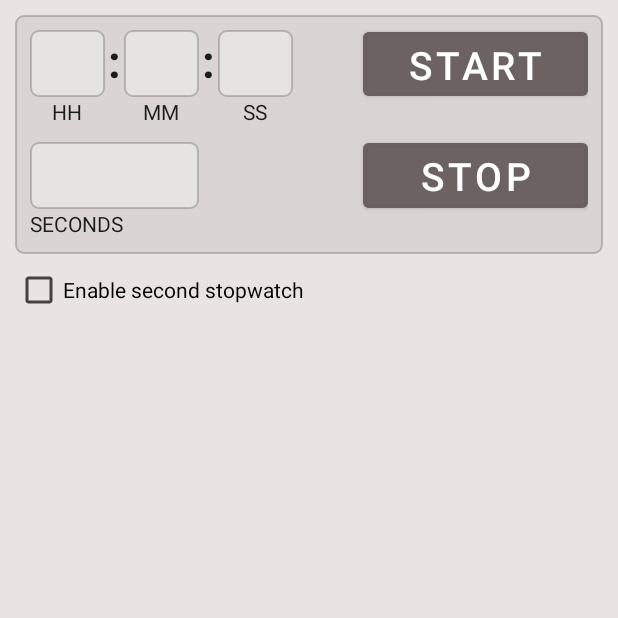
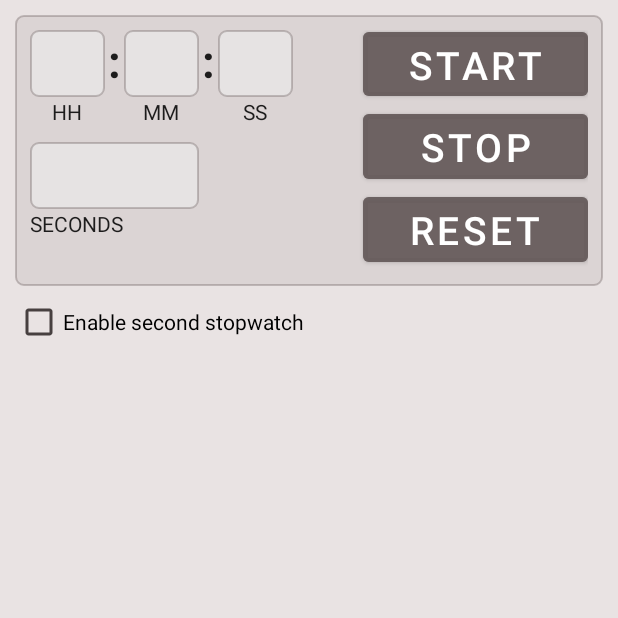
Before and after one commit to lekoal/GeekBrainsStopwatch, an Android app: the screen it shows after launch (MainActivity), on a phone screen of 412 x 824 dp, the top half of it. Run offline under Robolectric (Android 15) with nearby library versions, the phone set to English and light mode, and no system bars.

Commit message:
Added reset button, viewModel, Koin di, Application class

```diff
--- a/app/src/main/AndroidManifest.xml
+++ b/app/src/main/AndroidManifest.xml
@@ -4,6 +4,7 @@
     package="com.example.geekbrainsstopwatch">
 
     <application
+        android:name=".App"
         android:allowBackup="true"
         android:dataExtractionRules="@xml/data_extraction_rules"
         android:fullBackupContent="@xml/backup_rules"
@@ -14,7 +15,7 @@
         android:theme="@style/Theme.GeekBrainsStopwatch"
         tools:targetApi="31">
         <activity
-            android:name=".MainActivity"
+            android:name=".view.MainActivity"
             android:exported="true">
             <intent-filter>
                 <action android:name="android.intent.action.MAIN" />
--- /dev/null
+++ b/app/src/main/java/com/example/geekbrainsstopwatch/App.kt
@@ -0,0 +1,25 @@
+package com.example.geekbrainsstopwatch
+
+import android.app.Application
+import android.content.Context
+import androidx.fragment.app.Fragment
+import com.example.geekbrainsstopwatch.di.koinDataSourceModule
+import org.koin.android.ext.koin.androidContext
+import org.koin.core.context.startKoin
+
+class App : Application() {
+    override fun onCreate() {
+        super.onCreate()
+
+        startKoin {
+            androidContext(this@App)
+            modules(koinDataSourceModule)
+        }
+    }
+}
+
+val Context.app: App
+    get() = applicationContext as App
+
+val Fragment.app: App
+    get() = requireActivity().app
--- /dev/null
+++ b/app/src/main/java/com/example/geekbrainsstopwatch/di/KoinDataSourceModule.kt
@@ -0,0 +1,12 @@
+package com.example.geekbrainsstopwatch.di
+
+import com.example.geekbrainsstopwatch.view.MainViewModel
+import org.koin.androidx.viewmodel.dsl.viewModel
+import org.koin.core.qualifier.named
+import org.koin.dsl.module
+
+val koinDataSourceModule = module {
+    viewModel(named("main_view_model")) {
+        MainViewModel()
+    }
+}
--- a/app/src/main/java/com/example/geekbrainsstopwatch/MainActivity.kt
+++ b/app/src/main/java/com/example/geekbrainsstopwatch/view/MainActivity.kt
@@ -1,4 +1,4 @@
-package com.example.geekbrainsstopwatch
+package com.example.geekbrainsstopwatch.view
 
 import androidx.appcompat.app.AppCompatActivity
 import android.os.Bundle
--- a/app/src/main/java/com/example/geekbrainsstopwatch/MainScreenFragment.kt
+++ b/app/src/main/java/com/example/geekbrainsstopwatch/view/MainScreenFragment.kt
@@ -1,4 +1,4 @@
-package com.example.geekbrainsstopwatch
+package com.example.geekbrainsstopwatch.view
 
 import android.os.Bundle
 import android.view.LayoutInflater
@@ -7,10 +7,14 @@ import android.view.ViewGroup
 import android.widget.CheckBox
 import androidx.fragment.app.Fragment
 import com.example.geekbrainsstopwatch.databinding.FragmentMainScreenBinding
+import org.koin.androidx.viewmodel.ext.android.viewModel
+import org.koin.core.qualifier.named
 
-class MainScreenFragment : Fragment() {
+class MainScreenFragment : Fragment(), StopwatchMainContract.MainScreenView {
     private var _binding: FragmentMainScreenBinding? = null
     private val binding get() = _binding!!
+
+    private val viewModel: MainViewModel by viewModel(named("main_view_model"))
 
     override fun onCreateView(
         inflater: LayoutInflater,
@@ -30,6 +34,15 @@ class MainScreenFragment : Fragment() {
 
         checkBoxIsChecked(binding.stopwatchTwoEnableCheckbox)
         checkBoxIsChecked(binding.stopwatchThreeEnableCheckbox)
+
+        binding.stopwatchOneStartButton.setOnClickListener {
+            viewModel.runCount(it.id)
+            setTimeDigits(it.id)
+        }
+
+        binding.stopwatchOneStopButton.setOnClickListener {
+            stopCounting(it.id)
+        }
     }
 
     private fun checkBoxIsChecked(checkBox: CheckBox) {
@@ -58,4 +71,22 @@ class MainScreenFragment : Fragment() {
             }
         }
     }
+
+    override fun setTimeDigits(viewId: Int) {
+        when (viewId) {
+            binding.stopwatchOneStartButton.id -> {
+                viewModel.firstStopwatchDigits.observe(viewLifecycleOwner) {
+                    binding.stopwatchOneSecondsCounterTextview.text = it.toString()
+                }
+            }
+        }
+    }
+
+    override fun stopCounting(viewId: Int) {
+        when(viewId) {
+            binding.stopwatchOneStopButton.id -> {
+                viewModel.stopCount(viewId)
+            }
+        }
+    }
 }
--- a/app/src/main/res/layout/activity_main.xml
+++ b/app/src/main/res/layout/activity_main.xml
@@ -4,4 +4,4 @@
     android:id="@+id/activity_main_container"
     android:layout_width="match_parent"
     android:layout_height="match_parent"
-    tools:context=".MainActivity" />
+    tools:context=".view.MainActivity" />
--- a/app/src/main/res/layout/fragment_main_screen.xml
+++ b/app/src/main/res/layout/fragment_main_screen.xml
@@ -8,7 +8,7 @@
     android:background="@color/background_color"
     android:orientation="vertical"
     android:padding="@dimen/main_screen_layout_padding"
-    tools:context=".MainScreenFragment">
+    tools:context=".view.MainScreenFragment">
 
     <androidx.constraintlayout.widget.ConstraintLayout
         android:id="@+id/stopwatch_one_layout"
@@ -100,17 +100,21 @@
             android:text="@string/start_button_text"
             app:layout_constraintBottom_toBottomOf="@id/stopwatch_one_seconds_textview"
             app:layout_constraintEnd_toEndOf="parent"
-            app:layout_constraintTop_toTopOf="@id/stopwatch_one_seconds_textview"
-            tools:text="start" />
+            app:layout_constraintTop_toTopOf="@id/stopwatch_one_seconds_textview" />
 
         <com.google.android.material.button.MaterialButton
             android:id="@+id/stopwatch_one_stop_button"
             style="@style/ActionButtonsStyle"
             android:text="@string/stop_button_text"
-            app:layout_constraintBottom_toBottomOf="@id/stopwatch_one_seconds_counter_textview"
             app:layout_constraintEnd_toEndOf="parent"
-            app:layout_constraintTop_toTopOf="@id/stopwatch_one_seconds_counter_textview"
-            tools:text="stop" />
+            app:layout_constraintTop_toBottomOf="@id/stopwatch_one_start_button" />
+
+        <com.google.android.material.button.MaterialButton
+            android:id="@+id/stopwatch_one_reset_button"
+            style="@style/ActionButtonsStyle"
+            android:text="@string/reset_button_text"
+            app:layout_constraintEnd_toEndOf="parent"
+            app:layout_constraintTop_toBottomOf="@id/stopwatch_one_stop_button" />
 
     </androidx.constraintlayout.widget.ConstraintLayout>
 
@@ -212,17 +216,21 @@
             android:text="@string/start_button_text"
             app:layout_constraintBottom_toBottomOf="@id/stopwatch_two_seconds_textview"
             app:layout_constraintEnd_toEndOf="parent"
-            app:layout_constraintTop_toTopOf="@id/stopwatch_two_seconds_textview"
-            tools:text="start" />
+            app:layout_constraintTop_toTopOf="@id/stopwatch_two_seconds_textview" />
 
         <com.google.android.material.button.MaterialButton
             android:id="@+id/stopwatch_two_stop_button"
             style="@style/ActionButtonsStyle"
             android:text="@string/stop_button_text"
-            app:layout_constraintBottom_toBottomOf="@id/stopwatch_two_seconds_counter_textview"
             app:layout_constraintEnd_toEndOf="parent"
-            app:layout_constraintTop_toTopOf="@id/stopwatch_two_seconds_counter_textview"
-            tools:text="stop" />
+            app:layout_constraintTop_toBottomOf="@id/stopwatch_two_start_button" />
+
+        <com.google.android.material.button.MaterialButton
+            android:id="@+id/stopwatch_two_reset_button"
+            style="@style/ActionButtonsStyle"
+            android:text="@string/reset_button_text"
+            app:layout_constraintEnd_toEndOf="parent"
+            app:layout_constraintTop_toBottomOf="@id/stopwatch_two_stop_button" />
 
     </androidx.constraintlayout.widget.ConstraintLayout>
 
@@ -326,17 +334,21 @@
             android:text="@string/start_button_text"
             app:layout_constraintBottom_toBottomOf="@id/stopwatch_three_seconds_textview"
             app:layout_constraintEnd_toEndOf="parent"
-            app:layout_constraintTop_toTopOf="@id/stopwatch_three_seconds_textview"
-            tools:text="start" />
+            app:layout_constraintTop_toTopOf="@id/stopwatch_three_seconds_textview" />
 
         <com.google.android.material.button.MaterialButton
             android:id="@+id/stopwatch_three_stop_button"
             style="@style/ActionButtonsStyle"
             android:text="@string/stop_button_text"
-            app:layout_constraintBottom_toBottomOf="@id/stopwatch_three_seconds_counter_textview"
             app:layout_constraintEnd_toEndOf="parent"
-            app:layout_constraintTop_toTopOf="@id/stopwatch_three_seconds_counter_textview"
-            tools:text="stop" />
+            app:layout_constraintTop_toBottomOf="@id/stopwatch_three_start_button" />
+
+        <com.google.android.material.button.MaterialButton
+            android:id="@+id/stopwatch_three_reset_button"
+            style="@style/ActionButtonsStyle"
+            android:text="@string/reset_button_text"
+            app:layout_constraintEnd_toEndOf="parent"
+            app:layout_constraintTop_toBottomOf="@id/stopwatch_three_stop_button" />
 
     </androidx.constraintlayout.widget.ConstraintLayout>
 
--- a/app/src/main/res/values/strings.xml
+++ b/app/src/main/res/values/strings.xml
@@ -11,4 +11,5 @@
     <string name="start_button_text">start</string>
     <string name="stop_button_text">stop</string>
     <string name="third_stopwatch_checkbox">Enable third stopwatch</string>
+    <string name="reset_button_text">Reset</string>
 </resources>
```
Also changed, not shown: app/src/main/java/com/example/geekbrainsstopwatch/view/MainViewModel.kt (added, +50 -0 lines), app/src/main/java/com/example/geekbrainsstopwatch/view/StopwatchMainContract.kt (added, +19 -0 lines).
